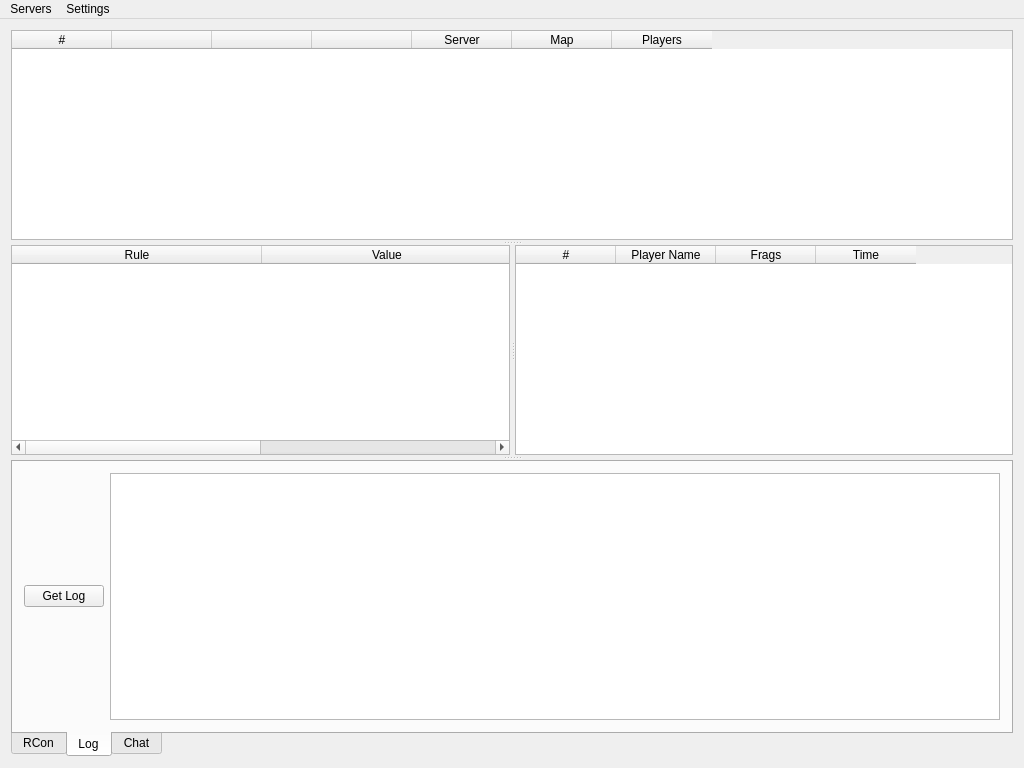
Drifter321/admintool, file mainwindow.ui: the form before one commit.
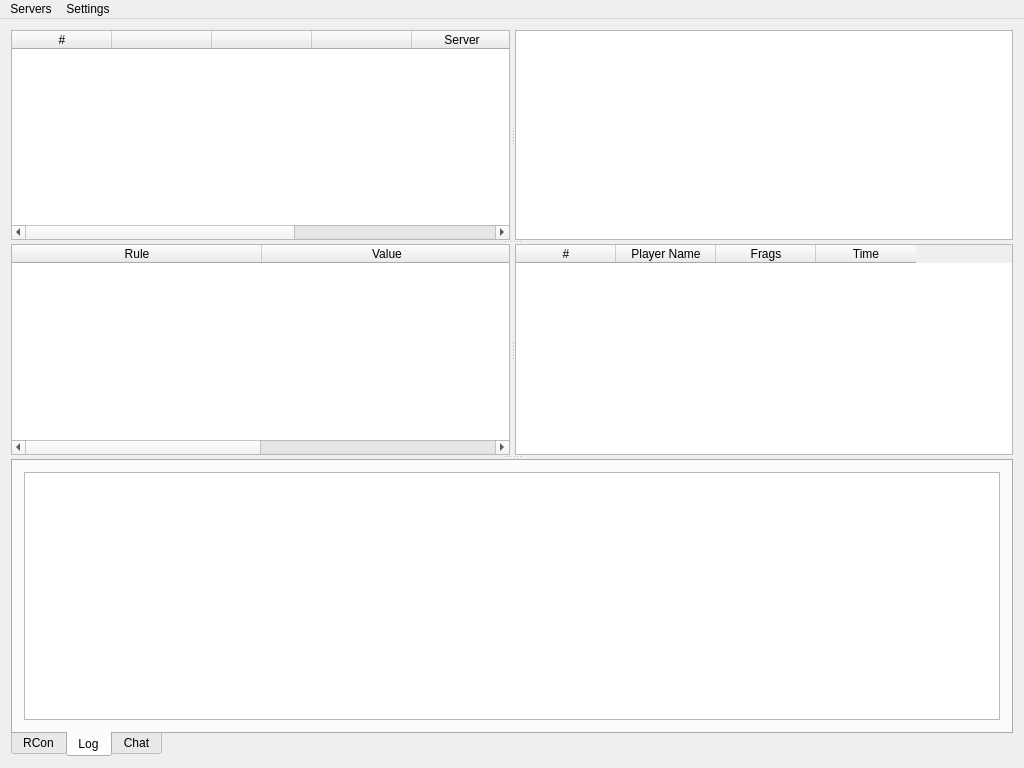
The form after the commit. The open tabs and pages were chosen to show the change.

Commit message: Add new info table and splitter.

What changed in the file:
```diff
--- a/mainwindow.ui
+++ b/mainwindow.ui
@@ -26,12 +26,28 @@
    <enum>Qt::ToolButtonIconOnly</enum>
   </property>
   <widget class="QWidget" name="centralWidget">
-   <layout class="QVBoxLayout" name="verticalLayout">
-    <item>
+   <layout class="QGridLayout" name="gridLayout_4">
+    <item row="0" column="0">
      <widget class="QSplitter" name="splitter">
       <property name="orientation">
        <enum>Qt::Vertical</enum>
       </property>
+      <widget class="QSplitter" name="browserSplitter">
+       <property name="sizePolicy">
+        <sizepolicy hsizetype="Expanding" vsizetype="Preferred">
+         <horstretch>0</horstretch>
+         <verstretch>0</verstretch>
+        </sizepolicy>
+       </property>
+       <property name="frameShape">
+        <enum>QFrame::NoFrame</enum>
+       </property>
+       <property name="frameShadow">
+        <enum>QFrame::Plain</enum>
+       </property>
+       <property name="orientation">
+        <enum>Qt::Horizontal</enum>
+       </property>
       <property name="handleWidth">
        <number>5</number>
       </property>
@@ -147,6 +163,55 @@
         </property>
        </column>
       </widget>
+       <widget class="QTableWidget" name="infoTable">
+        <property name="enabled">
+         <bool>true</bool>
+        </property>
+        <property name="sizePolicy">
+         <sizepolicy hsizetype="Expanding" vsizetype="Expanding">
+          <horstretch>0</horstretch>
+          <verstretch>0</verstretch>
+         </sizepolicy>
+        </property>
+        <property name="focusPolicy">
+         <enum>Qt::NoFocus</enum>
+        </property>
+        <property name="layoutDirection">
+         <enum>Qt::LeftToRight</enum>
+        </property>
+        <property name="showDropIndicator" stdset="0">
+         <bool>false</bool>
+        </property>
+        <property name="alternatingRowColors">
+         <bool>true</bool>
+        </property>
+        <property name="showGrid">
+         <bool>false</bool>
+        </property>
+        <attribute name="horizontalHeaderVisible">
+         <bool>false</bool>
+        </attribute>
+        <attribute name="horizontalHeaderShowSortIndicator" stdset="0">
+         <bool>false</bool>
+        </attribute>
+        <attribute name="horizontalHeaderStretchLastSection">
+         <bool>true</bool>
+        </attribute>
+        <attribute name="verticalHeaderVisible">
+         <bool>false</bool>
+        </attribute>
+        <column>
+         <property name="text">
+          <string>New Column</string>
+         </property>
+        </column>
+        <column>
+         <property name="text">
+          <string>Value</string>
+         </property>
+        </column>
+       </widget>
+      </widget>
       <widget class="QSplitter" name="rulesSplitter">
        <property name="baseSize">
         <size>
@@ -391,6 +456,13 @@
                  </property>
                 </widget>
                </item>
+               <item>
+                <widget class="QPushButton" name="logGetLog">
+                 <property name="text">
+                  <string>Get Log</string>
+                 </property>
+                </widget>
+               </item>
               </layout>
              </item>
              <item>
@@ -424,25 +496,7 @@
          <string>Log</string>
         </attribute>
         <layout class="QGridLayout" name="gridLayout_3">
-         <item row="0" column="0" rowspan="2" colspan="2">
-          <layout class="QVBoxLayout" name="logLayout">
-           <item>
-            <layout class="QHBoxLayout" name="logtopLayout">
-             <item>
-              <layout class="QVBoxLayout" name="logLeftLayout">
-               <item>
-                <widget class="QPushButton" name="logGetLog">
-                 <property name="enabled">
-                  <bool>true</bool>
-                 </property>
-                 <property name="text">
-                  <string>Get Log</string>
-                 </property>
-                </widget>
-               </item>
-              </layout>
-             </item>
-             <item>
+         <item row="0" column="0">
               <widget class="QPlainTextEdit" name="logOutput">
                <property name="enabled">
                 <bool>true</bool>
@@ -456,10 +510,6 @@
               </widget>
              </item>
             </layout>
-           </item>
-          </layout>
-         </item>
-        </layout>
        </widget>
        <widget class="QWidget" name="chatTab">
         <attribute name="title">
```
Left out of the diff: 14 changed lines with no effect on the pictures. Lines whose indentation alone changed are shown as unchanged. The commit also changes 4 other files.
